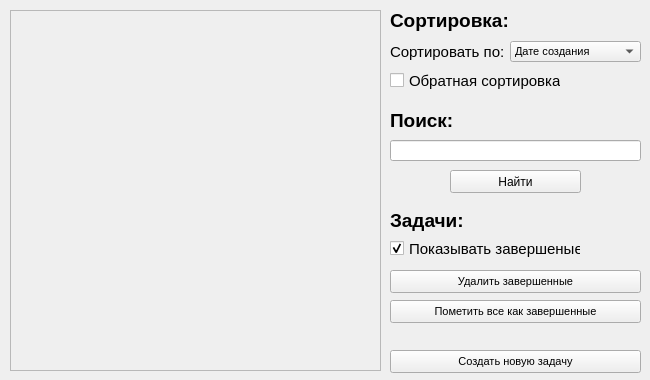
First picture: the form in ui/MainWindow.ui, repository itKillerWhale/day_planner, before the edit.
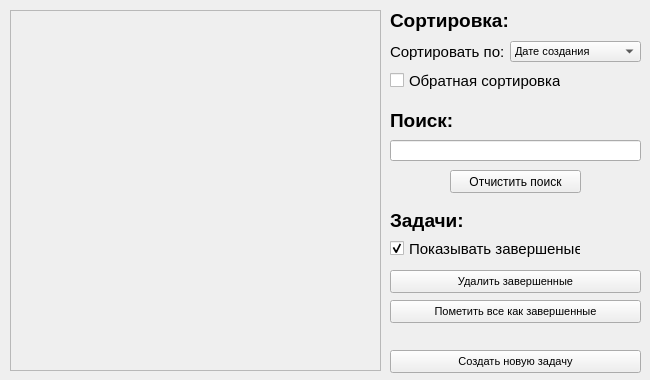
Second picture: the form after the edit.

Commit message: Добавлен поиск и некоторые фишки

What changed in the file:
```diff
--- a/ui/MainWindow.ui
+++ b/ui/MainWindow.ui
@@ -25,6 +25,9 @@
   <property name="windowTitle">
    <string>MainWindow</string>
   </property>
+  <property name="styleSheet">
+   <string notr="true"/>
+  </property>
   <widget class="QWidget" name="centralwidget">
    <widget class="QScrollArea" name="scrollArea">
     <property name="geometry">
@@ -200,7 +203,7 @@
      </rect>
     </property>
     <property name="text">
-     <string>Найти</string>
+     <string>Отчистить поиск</string>
     </property>
    </widget>
    <widget class="QLabel" name="label_tasks">
```
Left out of the diff: 2 changed lines with no effect on the pictures. The commit also changes 2 other files.
